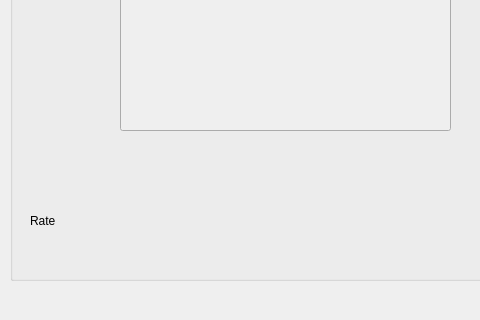
Above: news.ui from Kero-83/NewManagementSystem before the change; both pictures show x 0 to 480 and y 280 to 600 of the 800 by 600 pixel window. Below: the same form after it.
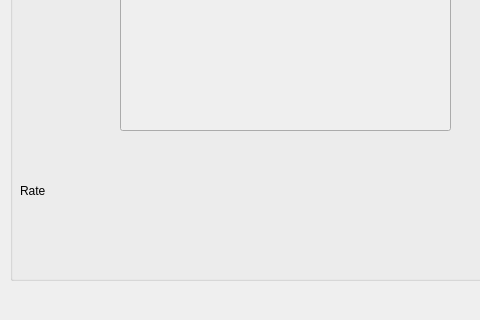
That is the form after the change.

What changed in the file:
```diff
--- a/news.ui
+++ b/news.ui
@@ -68,8 +68,8 @@
     <widget class="QLabel" name="label_4">
      <property name="geometry">
       <rect>
-       <x>20</x>
-       <y>470</y>
+       <x>10</x>
+       <y>440</y>
        <width>101</width>
        <height>41</height>
       </rect>
```
